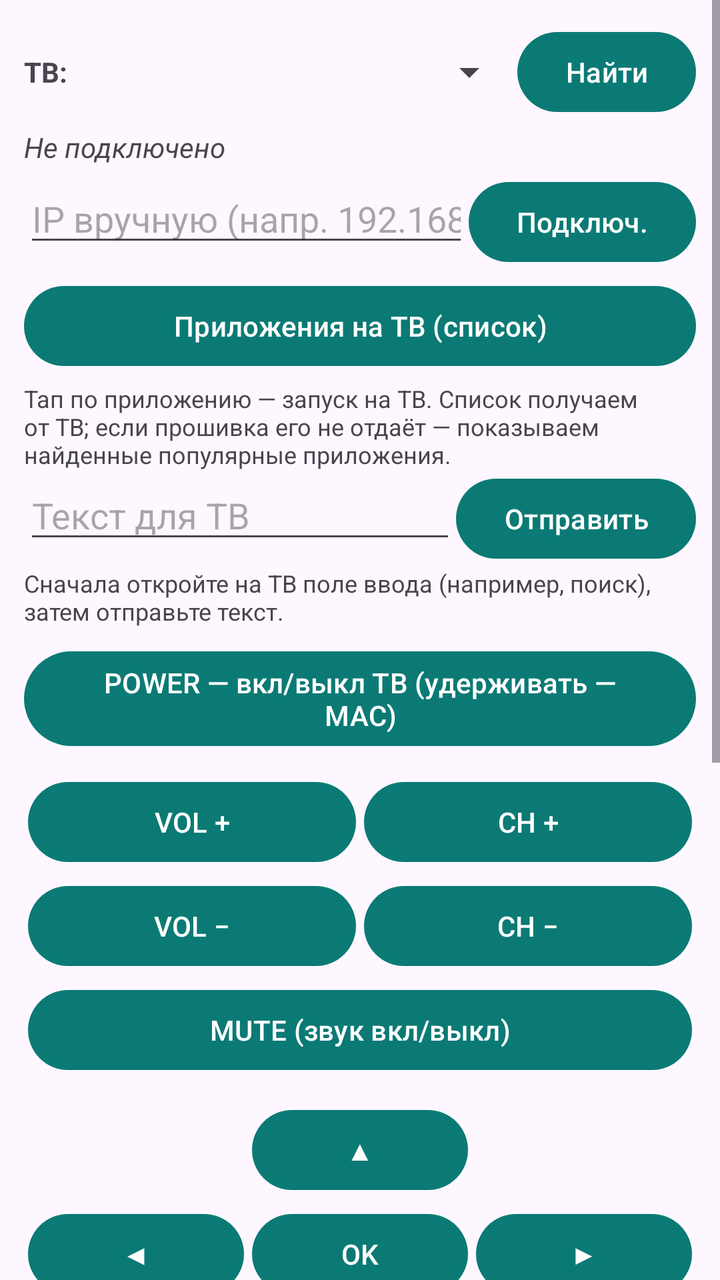
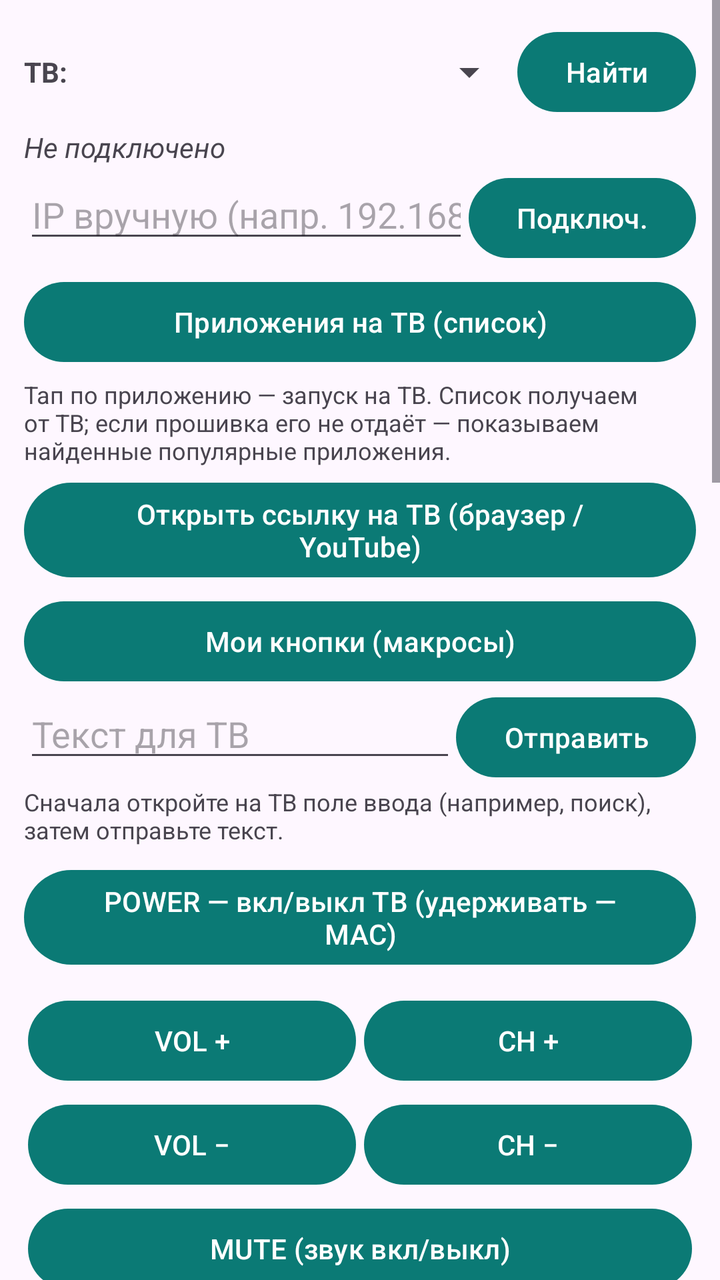

Compare the two renders of this Android layout. The source of the first and the diff that turns it into the second are given below.
<!-- AndroidManifest.xml: application theme Theme.TizenPult -->
<!-- res/layout/activity_main.xml -->
<?xml version="1.0" encoding="utf-8"?>
<ScrollView xmlns:android="http://schemas.android.com/apk/res/android"
    android:layout_width="match_parent"
    android:layout_height="match_parent"
    android:fillViewport="true">

    <LinearLayout
        android:layout_width="match_parent"
        android:layout_height="wrap_content"
        android:orientation="vertical"
        android:padding="12dp">

        
        <LinearLayout
            android:layout_width="match_parent"
            android:layout_height="wrap_content"
            android:gravity="center_vertical"
            android:orientation="horizontal">

            <TextView
                android:layout_width="wrap_content"
                android:layout_height="wrap_content"
                android:paddingEnd="6dp"
                android:text="ТВ:"
                android:textStyle="bold" />

            <Spinner
                android:id="@+id/tvSpinner"
                android:layout_width="0dp"
                android:layout_height="wrap_content"
                android:layout_weight="1" />

            <Button
                android:id="@+id/btnFind"
                android:layout_width="wrap_content"
                android:layout_height="wrap_content"
                android:text="Найти" />
        </LinearLayout>

        <TextView
            android:id="@+id/statusView"
            android:layout_width="match_parent"
            android:layout_height="wrap_content"
            android:paddingTop="4dp"
            android:paddingBottom="4dp"
            android:text="Не подключено"
            android:textStyle="italic" />

        
        <LinearLayout
            android:layout_width="match_parent"
            android:layout_height="wrap_content"
            android:orientation="horizontal">

            <EditText
                android:id="@+id/ipInput"
                android:layout_width="0dp"
                android:layout_height="wrap_content"
                android:layout_weight="1"
                android:hint="IP вручную (напр. 192.168.1.225)"
                android:inputType="text"
                android:maxLines="1" />

            <Button
                android:id="@+id/btnConnect"
                android:layout_width="wrap_content"
                android:layout_height="wrap_content"
                android:text="Подключ." />
        </LinearLayout>

        
        <Button
            android:id="@+id/btnApps"
            android:layout_width="match_parent"
            android:layout_height="wrap_content"
            android:layout_marginTop="4dp"
            android:text="Приложения на ТВ (список)" />

        <TextView
            android:layout_width="match_parent"
            android:layout_height="wrap_content"
            android:paddingTop="4dp"
            android:text="Тап по приложению — запуск на ТВ. Список получаем от ТВ; если прошивка его не отдаёт — показываем найденные популярные приложения."
            android:textSize="12sp" />

        
        <LinearLayout
            android:layout_width="match_parent"
            android:layout_height="wrap_content"
            android:orientation="horizontal">

            <EditText
                android:id="@+id/textInput"
                android:layout_width="0dp"
                android:layout_height="wrap_content"
                android:layout_weight="1"
                android:hint="Текст для ТВ"
                android:inputType="text"
                android:maxLines="1" />

            <Button
                android:id="@+id/btnSendText"
                android:layout_width="wrap_content"
                android:layout_height="wrap_content"
                android:text="Отправить" />
        </LinearLayout>

        <TextView
            android:layout_width="match_parent"
            android:layout_height="wrap_content"
            android:text="Сначала откройте на ТВ поле ввода (например, поиск), затем отправьте текст."
            android:textSize="12sp" />

        
        <Button
            android:id="@+id/btnPowerOn"
            android:layout_width="match_parent"
            android:layout_height="wrap_content"
            android:layout_marginTop="8dp"
            android:text="POWER — вкл/выкл ТВ (удерживать — MAC)" />

        
        <TableLayout
            android:layout_width="match_parent"
            android:layout_height="wrap_content"
            android:layout_marginTop="8dp">

            <TableRow android:weightSum="2">
                <Button
                    android:layout_width="match_parent"
                    android:layout_height="wrap_content"
                    android:layout_weight="1"
                    android:layout_margin="2dp"
                    android:onClick="onKeyClick"
                    android:tag="KEY_VOLUP"
                    android:text="VOL +" />
                <Button
                    android:layout_width="match_parent"
                    android:layout_height="wrap_content"
                    android:layout_weight="1"
                    android:layout_margin="2dp"
                    android:onClick="onKeyClick"
                    android:tag="KEY_CHUP"
                    android:text="CH +" />
            </TableRow>

            <TableRow android:weightSum="2">
                <Button
                    android:layout_width="match_parent"
                    android:layout_height="wrap_content"
                    android:layout_weight="1"
                    android:layout_margin="2dp"
                    android:onClick="onKeyClick"
                    android:tag="KEY_VOLDOWN"
                    android:text="VOL −" />
                <Button
                    android:layout_width="match_parent"
                    android:layout_height="wrap_content"
                    android:layout_weight="1"
                    android:layout_margin="2dp"
                    android:onClick="onKeyClick"
                    android:tag="KEY_CHDOWN"
                    android:text="CH −" />
            </TableRow>
        </TableLayout>

        <Button
            android:layout_width="match_parent"
            android:layout_height="wrap_content"
            android:layout_margin="2dp"
            android:onClick="onKeyClick"
            android:tag="KEY_MUTE"
            android:text="MUTE (звук вкл/выкл)" />

        
        <TableLayout
            android:layout_width="match_parent"
            android:layout_height="wrap_content"
            android:layout_marginTop="8dp">

            <TableRow android:weightSum="3">
                <Space android:layout_weight="1" />
                <Button
                    android:layout_width="match_parent"
                    android:layout_height="wrap_content"
                    android:layout_weight="1"
                    android:layout_margin="2dp"
                    android:onClick="onKeyClick"
                    android:tag="KEY_UP"
                    android:text="▲" />
                <Space android:layout_weight="1" />
            </TableRow>

            <TableRow android:weightSum="3">
                <Button
                    android:layout_width="match_parent"
                    android:layout_height="wrap_content"
                    android:layout_weight="1"
                    android:layout_margin="2dp"
                    android:onClick="onKeyClick"
                    android:tag="KEY_LEFT"
                    android:text="◀" />
                <Button
                    android:layout_width="match_parent"
                    android:layout_height="wrap_content"
                    android:layout_weight="1"
                    android:layout_margin="2dp"
                    android:onClick="onKeyClick"
                    android:tag="KEY_ENTER"
                    android:text="OK" />
                <Button
                    android:layout_width="match_parent"
                    android:layout_height="wrap_content"
                    android:layout_weight="1"
                    android:layout_margin="2dp"
                    android:onClick="onKeyClick"
                    android:tag="KEY_RIGHT"
                    android:text="▶" />
            </TableRow>

            <TableRow android:weightSum="3">
                <Space android:layout_weight="1" />
                <Button
                    android:layout_width="match_parent"
                    android:layout_height="wrap_content"
                    android:layout_weight="1"
                    android:layout_margin="2dp"
                    android:onClick="onKeyClick"
                    android:tag="KEY_DOWN"
                    android:text="▼" />
                <Space android:layout_weight="1" />
            </TableRow>
        </TableLayout>

        
        <Button
            android:id="@+id/btnTouchpad"
            android:layout_width="match_parent"
            android:layout_height="wrap_content"
            android:layout_marginTop="8dp"
            android:text="Тачпад / мышь на ТВ" />

        
        <TableLayout
            android:layout_width="match_parent"
            android:layout_height="wrap_content"
            android:layout_marginTop="8dp">

            <TableRow android:weightSum="3">
                <Button
                    android:layout_width="match_parent"
                    android:layout_height="wrap_content"
                    android:layout_weight="1"
                    android:layout_margin="2dp"
                    android:onClick="onKeyClick"
                    android:tag="KEY_HOME"
                    android:text="HOME" />
                <Button
                    android:layout_width="match_parent"
                    android:layout_height="wrap_content"
                    android:layout_weight="1"
                    android:layout_margin="2dp"
                    android:onClick="onKeyClick"
                    android:tag="KEY_RETURN"
                    android:text="Назад" />
                <Button
                    android:layout_width="match_parent"
                    android:layout_height="wrap_content"
                    android:layout_weight="1"
                    android:layout_margin="2dp"
                    android:onClick="onKeyClick"
                    android:tag="KEY_EXIT"
                    android:text="Exit" />
            </TableRow>

            <TableRow android:weightSum="3">
                <Button
                    android:layout_width="match_parent"
                    android:layout_height="wrap_content"
                    android:layout_weight="1"
                    android:layout_margin="2dp"
                    android:onClick="onKeyClick"
                    android:tag="KEY_HDMI_1"
                    android:text="HDMI 1" />
                <Button
                    android:layout_width="match_parent"
                    android:layout_height="wrap_content"
                    android:layout_weight="1"
                    android:layout_margin="2dp"
                    android:onClick="onKeyClick"
                    android:tag="KEY_HDMI_2"
                    android:text="HDMI 2" />
                <Button
                    android:layout_width="match_parent"
                    android:layout_height="wrap_content"
                    android:layout_weight="1"
                    android:layout_margin="2dp"
                    android:onClick="onKeyClick"
                    android:tag="KEY_HDMI_3"
                    android:text="HDMI 3" />
            </TableRow>
        </TableLayout>

        <TextView
            android:layout_width="match_parent"
            android:layout_height="wrap_content"
            android:paddingTop="8dp"
            android:text="Первое подключение: ТВ покажет запрос — нажмите «Разрешить» на экране ТВ. Старые ТВ (2011–2015) подключаются через порт 55000 — на ТВ может появиться окно подтверждения."
            android:textSize="12sp" />

        
        <Button
            android:id="@+id/btnLog"
            android:layout_width="match_parent"
            android:layout_height="wrap_content"
            android:layout_marginTop="4dp"
            android:text="Журнал связи с ТВ (лог)" />

        
        <Button
            android:id="@+id/btnUpdate"
            android:layout_width="match_parent"
            android:layout_height="wrap_content"
            android:layout_marginTop="4dp"
            android:text="Проверить обновления приложения" />

        <TextView
            android:id="@+id/versionView"
            android:layout_width="match_parent"
            android:layout_height="wrap_content"
            android:gravity="center"
            android:paddingTop="2dp"
            android:text="Версия 2.2"
            android:textSize="12sp" />

    </LinearLayout>
</ScrollView>
<!-- resources referenced by this layout -->
<resources>
  <style name="Theme.TizenPult" parent="Theme.Material3.DayNight">
          <item name="colorPrimary">@color/primary</item>
      </style>
  <color name="primary">#0B7A75</color>
</resources>

<!-- the commit's change to res/layout/activity_main.xml (unified diff, before → after) -->
@@ -42,9 +42,21 @@
             android:layout_width="match_parent"
             android:layout_height="wrap_content"
             android:paddingTop="4dp"
-            android:paddingBottom="4dp"
+            android:paddingBottom="2dp"
             android:text="Не подключено"
             android:textStyle="italic" />
+
+        
+        <TextView
+            android:id="@+id/tvNowView"
+            android:layout_width="match_parent"
+            android:layout_height="wrap_content"
+            android:paddingBottom="2dp"
+            android:textColor="#1B5E20"
+            android:textSize="13sp"
+            android:textStyle="bold"
+            android:visibility="gone"
+            android:text="На ТВ:" />
 
         
         <LinearLayout
@@ -84,6 +96,35 @@
             android:textSize="12sp" />
 
         
+        <Button
+            android:id="@+id/btnUrl"
+            android:layout_width="match_parent"
+            android:layout_height="wrap_content"
+            android:layout_marginTop="4dp"
+            android:text="Открыть ссылку на ТВ (браузер / YouTube)" />
+
+        
+        <Button
+            android:id="@+id/btnMacros"
+            android:layout_width="match_parent"
+            android:layout_height="wrap_content"
+            android:layout_marginTop="4dp"
+            android:text="Мои кнопки (макросы)" />
+
+        <HorizontalScrollView
+            android:layout_width="match_parent"
+            android:layout_height="wrap_content"
+            android:scrollbars="none">
+
+            <LinearLayout
+                android:id="@+id/macrosRow"
+                android:layout_width="wrap_content"
+                android:layout_height="wrap_content"
+                android:orientation="horizontal"
+                android:visibility="gone" />
+        </HorizontalScrollView>
+
+        
         <LinearLayout
             android:layout_width="match_parent"
             android:layout_height="wrap_content"
@@ -179,6 +220,109 @@
             android:layout_marginTop="8dp">
 
             <TableRow android:weightSum="3">
+                <Button
+                    android:layout_width="match_parent"
+                    android:layout_height="wrap_content"
+                    android:layout_weight="1"
+                    android:layout_margin="2dp"
+                    android:onClick="onKeyClick"
+                    android:tag="KEY_PLAY"
+                    android:text="▶ PLAY" />
+                <Button
+                    android:layout_width="match_parent"
+                    android:layout_height="wrap_content"
+                    android:layout_weight="1"
+                    android:layout_margin="2dp"
+                    android:onClick="onKeyClick"
+                    android:tag="KEY_PAUSE"
+                    android:text="⏸ PAUSE" />
+                <Button
+                    android:layout_width="match_parent"
+                    android:layout_height="wrap_content"
+                    android:layout_weight="1"
+                    android:layout_margin="2dp"
+                    android:onClick="onKeyClick"
+                    android:tag="KEY_STOP"
+                    android:text="⏹ STOP" />
+            </TableRow>
+
+            <TableRow android:weightSum="2">
+                <Button
+                    android:layout_width="match_parent"
+                    android:layout_height="wrap_content"
+                    android:layout_weight="1"
+                    android:layout_margin="2dp"
+                    android:onClick="onKeyClick"
+                    android:tag="KEY_REW"
+                    android:text="⏪ REW" />
+                <Button
+                    android:layout_width="match_parent"
+                    android:layout_height="wrap_content"
+                    android:layout_weight="1"
+                    android:layout_margin="2dp"
+                    android:onClick="onKeyClick"
+                    android:tag="KEY_FF"
+                    android:text="⏩ FF" />
+            </TableRow>
+        </TableLayout>
+
+        
+        <TableLayout
+            android:layout_width="match_parent"
+            android:layout_height="wrap_content"
+            android:layout_marginTop="8dp">
+
+            <TableRow android:weightSum="3">
+                <Button android:layout_width="match_parent" android:layout_height="wrap_content" android:layout_weight="1" android:layout_margin="2dp" android:onClick="onKeyClick" android:tag="KEY_1" android:text="1" />
+                <Button android:layout_width="match_parent" android:layout_height="wrap_content" android:layout_weight="1" android:layout_margin="2dp" android:onClick="onKeyClick" android:tag="KEY_2" android:text="2" />
+                <Button android:layout_width="match_parent" android:layout_height="wrap_content" android:layout_weight="1" android:layout_margin="2dp" android:onClick="onKeyClick" android:tag="KEY_3" android:text="3" />
+            </TableRow>
+
+            <TableRow android:weightSum="3">
+                <Button android:layout_width="match_parent" android:layout_height="wrap_content" android:layout_weight="1" android:layout_margin="2dp" android:onClick="onKeyClick" android:tag="KEY_4" android:text="4" />
+                <Button android:layout_width="match_parent" android:layout_height="wrap_content" android:layout_weight="1" android:layout_margin="2dp" android:onClick="onKeyClick" android:tag="KEY_5" android:text="5" />
+                <Button android:layout_width="match_parent" android:layout_height="wrap_content" android:layout_weight="1" android:layout_margin="2dp" android:onClick="onKeyClick" android:tag="KEY_6" android:text="6" />
+            </TableRow>
+
+            <TableRow android:weightSum="3">
+                <Button android:layout_width="match_parent" android:layout_height="wrap_content" android:layout_weight="1" android:layout_margin="2dp" android:onClick="onKeyClick" android:tag="KEY_7" android:text="7" />
+                <Button android:layout_width="match_parent" android:layout_height="wrap_content" android:layout_weight="1" android:layout_margin="2dp" android:onClick="onKeyClick" android:tag="KEY_8" android:text="8" />
+                <Button android:layout_width="match_parent" android:layout_height="wrap_content" android:layout_weight="1" android:layout_margin="2dp" android:onClick="onKeyClick" android:tag="KEY_9" android:text="9" />
+            </TableRow>
+
+            <TableRow android:weightSum="3">
+                <Button android:layout_width="match_parent" android:layout_height="wrap_content" android:layout_weight="1" android:layout_margin="2dp" android:onClick="onKeyClick" android:tag="KEY_PRECH" android:text="Пред. кан." />
+                <Button android:layout_width="match_parent" android:layout_height="wrap_content" android:layout_weight="1" android:layout_margin="2dp" android:onClick="onKeyClick" android:tag="KEY_0" android:text="0" />
+                <Button android:layout_width="match_parent" android:layout_height="wrap_content" android:layout_weight="1" android:layout_margin="2dp" android:onClick="onKeyClick" android:tag="KEY_CHLIST" android:text="Список кан." />
+            </TableRow>
+
+            <TableRow android:weightSum="2">
+                <Button
+                    android:layout_width="match_parent"
+                    android:layout_height="wrap_content"
+                    android:layout_weight="1"
+                    android:layout_margin="2dp"
+                    android:onClick="onKeyClick"
+                    android:tag="KEY_GUIDE"
+                    android:text="GUIDE" />
+                <Button
+                    android:layout_width="match_parent"
+                    android:layout_height="wrap_content"
+                    android:layout_weight="1"
+                    android:layout_margin="2dp"
+                    android:onClick="onKeyClick"
+                    android:tag="KEY_INFO"
+                    android:text="INFO" />
+            </TableRow>
+        </TableLayout>
+
+        
+        <TableLayout
+            android:layout_width="match_parent"
+            android:layout_height="wrap_content"
+            android:layout_marginTop="8dp">
+
+            <TableRow android:weightSum="3">
                 <Space android:layout_weight="1" />
                 <Button
                     android:layout_width="match_parent"
@@ -301,6 +445,67 @@
             </TableRow>
         </TableLayout>
 
+        
+        <TableLayout
+            android:layout_width="match_parent"
+            android:layout_height="wrap_content"
+            android:layout_marginTop="8dp">
+
+            <TableRow android:weightSum="3">
+                <Button
+                    android:layout_width="match_parent"
+                    android:layout_height="wrap_content"
+                    android:layout_weight="1"
+                    android:layout_margin="2dp"
+                    android:onClick="onKeyClick"
+                    android:tag="KEY_MENU"
+                    android:text="MENU" />
+                <Button
+                    android:layout_width="match_parent"
+                    android:layout_height="wrap_content"
+                    android:layout_weight="1"
+                    android:layout_margin="2dp"
+                    android:onClick="onKeyClick"
+                    android:tag="KEY_TOOLS"
+                    android:text="TOOLS" />
+                <Button
+                    android:layout_width="match_parent"
+                    android:layout_height="wrap_content"
+                    android:layout_weight="1"
+                    android:layout_margin="2dp"
+                    android:onClick="onKeyClick"
+                    android:tag="KEY_SUBTITLE"
+                    android:text="СУБТИТРЫ" />
+            </TableRow>
+
+            <TableRow android:weightSum="3">
+                <Button
+                    android:layout_width="match_parent"
+                    android:layout_height="wrap_content"
+                    android:layout_weight="1"
+                    android:layout_margin="2dp"
+                    android:onClick="onKeyClick"
+                    android:tag="KEY_ASPECT"
+                    android:text="МАСШТАБ" />
+                <Button
+                    android:layout_width="match_parent"
+                    android:layout_height="wrap_content"
+                    android:layout_weight="1"
+                    android:layout_margin="2dp"
+                    android:onClick="onKeyClick"
+                    android:tag="KEY_PMODE"
+                    android:text="Картинка" />
+                <Button
+                    android:layout_width="match_parent"
+                    android:layout_height="wrap_content"
+                    android:layout_weight="1"
+                    android:layout_margin="2dp"
+                    android:onClick="onKeyClick"
+                    android:tag="KEY_SMODE"
+                    android:text="Звук" />
+            </TableRow>
+        </TableLayout>
+
         <TextView
             android:layout_width="match_parent"
             android:layout_height="wrap_content"
@@ -330,7 +535,7 @@
             android:layout_height="wrap_content"
             android:gravity="center"
             android:paddingTop="2dp"
-            android:text="Версия 2.2"
+            android:text="Версия 3.0"
             android:textSize="12sp" />
 
     </LinearLayout>
